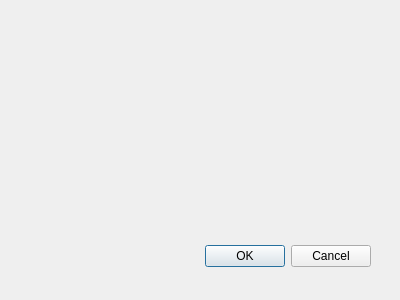
The window that project/editspheredialog.ui (jon-heard/Blob-3D-Demo) describes before a commit, drawn with Qt 5.
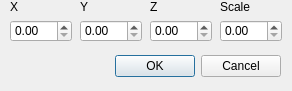
The same window after the commit.

Diff of the .ui file:
```diff
--- a/project/editspheredialog.ui
+++ b/project/editspheredialog.ui
@@ -8,19 +8,25 @@
    <rect>
     <x>0</x>
     <y>0</y>
-    <width>400</width>
-    <height>300</height>
+    <width>292</width>
+    <height>91</height>
    </rect>
   </property>
+  <property name="sizePolicy">
+   <sizepolicy hsizetype="Fixed" vsizetype="Fixed">
+    <horstretch>0</horstretch>
+    <verstretch>0</verstretch>
+   </sizepolicy>
+  </property>
   <property name="windowTitle">
    <string>Dialog</string>
   </property>
   <widget class="QDialogButtonBox" name="buttonBox">
    <property name="geometry">
     <rect>
-     <x>30</x>
-     <y>240</y>
-     <width>341</width>
+     <x>10</x>
+     <y>50</y>
+     <width>271</width>
      <height>32</height>
     </rect>
    </property>
@@ -31,6 +37,98 @@
     <set>QDialogButtonBox::Cancel|QDialogButtonBox::Ok</set>
    </property>
   </widget>
+  <widget class="QLabel" name="LabelX">
+   <property name="geometry">
+    <rect>
+     <x>10</x>
+     <y>0</y>
+     <width>47</width>
+     <height>13</height>
+    </rect>
+   </property>
+   <property name="text">
+    <string>X</string>
+   </property>
+  </widget>
+  <widget class="QDoubleSpinBox" name="ValueX">
+   <property name="geometry">
+    <rect>
+     <x>10</x>
+     <y>20</y>
+     <width>62</width>
+     <height>22</height>
+    </rect>
+   </property>
+  </widget>
+  <widget class="QDoubleSpinBox" name="ValueY">
+   <property name="geometry">
+    <rect>
+     <x>80</x>
+     <y>20</y>
+     <width>62</width>
+     <height>22</height>
+    </rect>
+   </property>
+  </widget>
+  <widget class="QLabel" name="LabelY">
+   <property name="geometry">
+    <rect>
+     <x>80</x>
+     <y>0</y>
+     <width>47</width>
+     <height>13</height>
+    </rect>
+   </property>
+   <property name="text">
+    <string>Y</string>
+   </property>
+  </widget>
+  <widget class="QDoubleSpinBox" name="ValueZ">
+   <property name="geometry">
+    <rect>
+     <x>150</x>
+     <y>20</y>
+     <width>62</width>
+     <height>22</height>
+    </rect>
+   </property>
+  </widget>
+  <widget class="QLabel" name="LabelZ">
+   <property name="geometry">
+    <rect>
+     <x>150</x>
+     <y>0</y>
+     <width>47</width>
+     <height>13</height>
+    </rect>
+   </property>
+   <property name="text">
+    <string>Z</string>
+   </property>
+  </widget>
+  <widget class="QDoubleSpinBox" name="ValueScale">
+   <property name="geometry">
+    <rect>
+     <x>220</x>
+     <y>20</y>
+     <width>62</width>
+     <height>22</height>
+    </rect>
+   </property>
+  </widget>
+  <widget class="QLabel" name="LabelScale">
+   <property name="geometry">
+    <rect>
+     <x>220</x>
+     <y>0</y>
+     <width>47</width>
+     <height>13</height>
+    </rect>
+   </property>
+   <property name="text">
+    <string>Scale</string>
+   </property>
+  </widget>
  </widget>
  <pixmapfunction/>
  <resources/>
```
Left out of the diff: 8 changed lines with no effect on the pictures.
